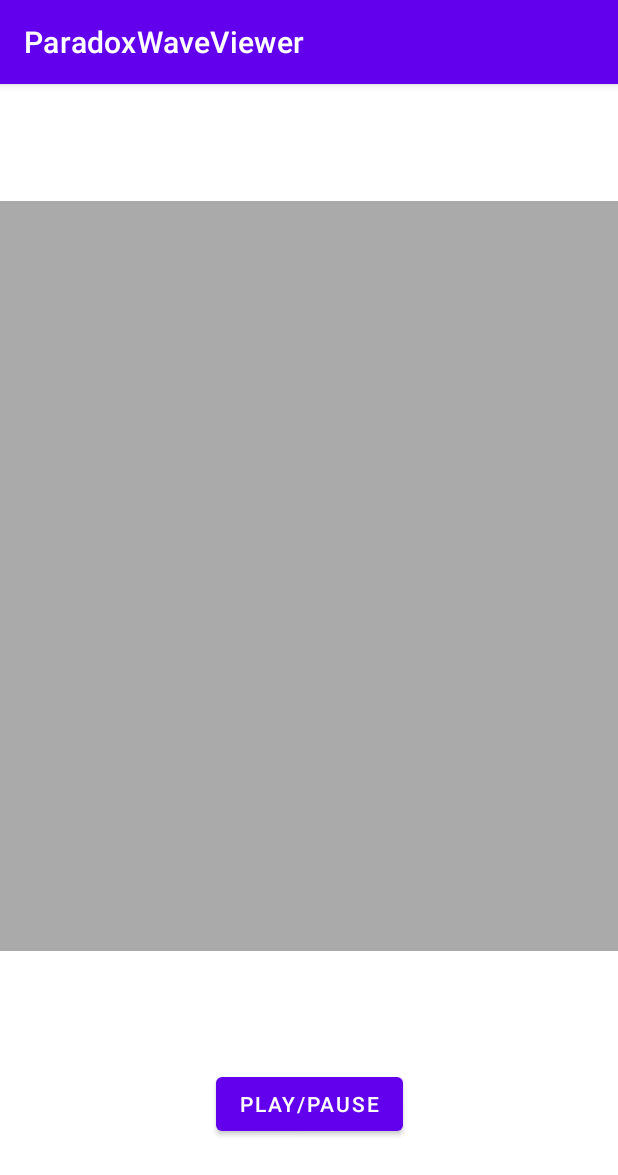
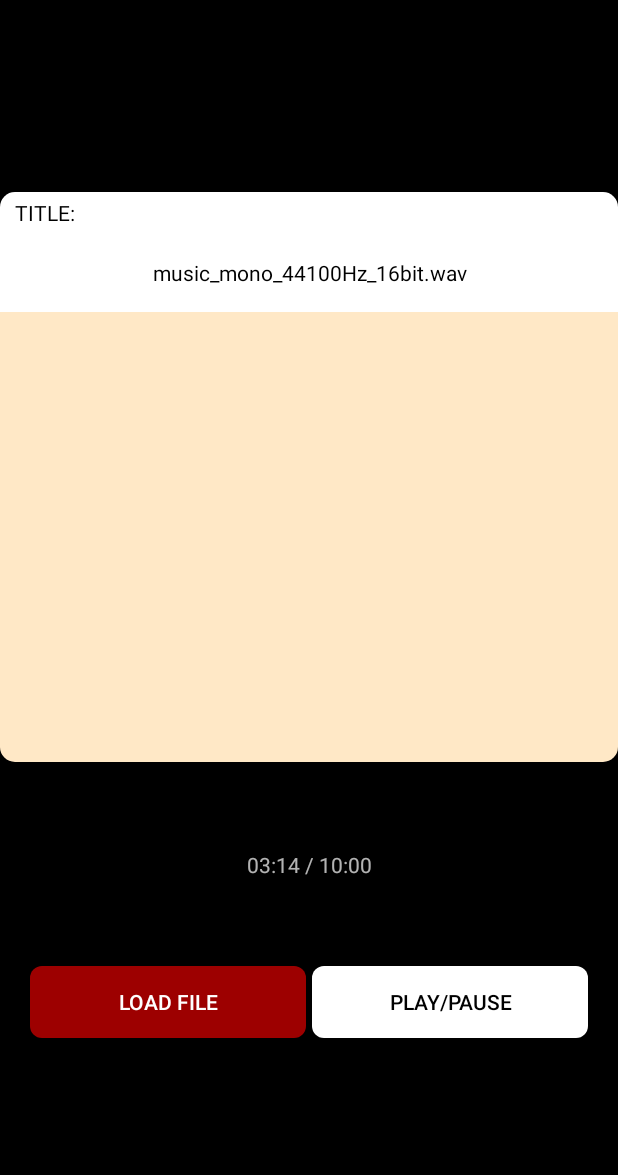
Before and after one commit to louisemalvin/Retrowave, an Android app: the screen it shows after launch (MainActivity), on a phone screen of 412 x 824 dp. Shown: the top 1175 px of the screen. Run offline under Robolectric (Android 15) with nearby library versions, the light colour scheme and no system bars.

Commit message:
Rework user interface

```diff
--- a/app/src/main/AndroidManifest.xml
+++ b/app/src/main/AndroidManifest.xml
@@ -14,6 +14,7 @@
         android:theme="@style/Theme.ParadoxWaveViewer">
         <activity
             android:name="com.paradoxcat.waveformtest.MainActivity"
+            android:theme="@style/Theme.ParadoxWaveViewer"
             android:exported="true">
             <intent-filter>
                 <action android:name="android.intent.action.MAIN" />
--- /dev/null
+++ b/app/src/main/res/drawable/load_button_background.xml
@@ -0,0 +1,4 @@
+<shape xmlns:android="http://schemas.android.com/apk/res/android">
+    <solid android:color="@color/red" /> <!-- White color -->
+    <corners android:radius="8dp" /> <!-- Optional: Add rounded corners -->
+</shape>
--- /dev/null
+++ b/app/src/main/res/drawable/play_button_background.xml
@@ -0,0 +1,5 @@
+<?xml version="1.0" encoding="utf-8"?>
+<shape xmlns:android="http://schemas.android.com/apk/res/android">
+    <solid android:color="@color/white" />
+    <corners android:radius="8dp" />
+</shape>
--- /dev/null
+++ b/app/src/main/res/drawable/title_background.xml
@@ -0,0 +1,10 @@
+<?xml version="1.0" encoding="utf-8"?>
+<shape xmlns:android="http://schemas.android.com/apk/res/android"
+    android:shape="rectangle">
+
+    <solid android:color="@color/white" />
+    <corners
+        android:topLeftRadius="10dp"
+        android:topRightRadius="10dp"/>
+
+</shape>
--- /dev/null
+++ b/app/src/main/res/drawable/wave_background.xml
@@ -0,0 +1,10 @@
+<?xml version="1.0" encoding="utf-8"?>
+<shape xmlns:android="http://schemas.android.com/apk/res/android"
+    android:shape="rectangle">
+
+    <solid android:color="@color/off_white" />
+    <corners
+        android:bottomLeftRadius="10dp"
+        android:bottomRightRadius="10dp"/>
+
+</shape>
--- a/app/src/main/res/layout/activity_main.xml
+++ b/app/src/main/res/layout/activity_main.xml
@@ -6,31 +6,95 @@
     android:layout_height="match_parent"
     tools:context="">
 
+
     <com.paradoxcat.waveformtest.view.WaveformSlideBar
         android:id="@+id/waveformView"
         android:layout_width="match_parent"
-        android:layout_height="500dp"
-        android:background="@android:color/darker_gray"
-        app:layout_constraintBottom_toTopOf="@id/controlsContainer"
-        app:layout_constraintTop_toTopOf="parent" />
+        android:layout_height="300dp"
+        android:layout_marginBottom="316dp"
+        android:background="@drawable/wave_background"
+        app:layout_constraintBottom_toBottomOf="parent"
+        tools:layout_editor_absoluteX="0dp" />
 
+    <LinearLayout
+        android:layout_width="match_parent"
+        android:paddingHorizontal="10dp"
+        android:layout_height="80dp"
+        android:background="@drawable/title_background"
+        android:orientation="vertical"
+        app:layout_constraintBottom_toTopOf="@+id/waveformView"
+        app:layout_constraintEnd_toEndOf="parent">
 
-    <androidx.constraintlayout.widget.ConstraintLayout
-        android:id="@+id/controlsContainer"
+        <TextView
+            android:id="@+id/title"
+            android:layout_width="match_parent"
+            android:layout_height="36dp"
+            android:layout_marginTop="4dp"
+            android:text="TITLE:"
+            android:textColor="@color/black"
+            android:background="@color/white"
+            app:layout_constraintBottom_toTopOf="@+id/waveformView"
+            app:layout_constraintTop_toTopOf="parent"
+            app:layout_constraintVertical_bias="1.0"
+            tools:layout_editor_absoluteX="0dp" />
+
+        <TextView
+            android:id="@+id/fileName"
+            android:layout_width="match_parent"
+            android:layout_height="36dp"
+            android:textAlignment="center"
+            android:layout_marginTop="4dp"
+            android:text="music_mono_44100Hz_16bit.wav"
+            android:textColor="@color/black"
+            android:background="@color/white"
+            app:layout_constraintBottom_toTopOf="@+id/waveformView"
+            app:layout_constraintTop_toTopOf="parent"
+            app:layout_constraintVertical_bias="1.0"
+            tools:layout_editor_absoluteX="0dp" />
+
+    </LinearLayout>
+
+    <TextView
+        android:id="@+id/timeStamp"
+        android:layout_width="wrap_content"
+        android:layout_height="wrap_content"
+        android:text="03:14 / 10:00"
+        app:layout_constraintBottom_toTopOf="@+id/linearButtonLayout"
+        app:layout_constraintEnd_toEndOf="parent"
+        app:layout_constraintStart_toStartOf="parent"
+        app:layout_constraintTop_toBottomOf="@+id/waveformView" />
+
+    <LinearLayout
+        android:id="@+id/linearButtonLayout"
         android:layout_width="match_parent"
         android:layout_height="wrap_content"
-        app:layout_constraintBottom_toBottomOf="parent">
+        android:layout_marginTop="3dp"
+        android:orientation="horizontal"
+        android:paddingHorizontal="20dp"
+        app:layout_constraintBottom_toBottomOf="parent"
+        app:layout_constraintTop_toBottomOf="@+id/waveformView">
 
-        <Button
+        <androidx.appcompat.widget.AppCompatButton
+            android:id="@+id/loadFile"
+            android:layout_width="0dp"
+            android:layout_height="wrap_content"
+            android:layout_marginEnd="2dp"
+            android:layout_weight="1"
+            android:background="@drawable/load_button_background"
+            android:paddingHorizontal="10dp"
+            android:text="LOAD FILE"
+            android:textColor="@color/white" />
+
+        <androidx.appcompat.widget.AppCompatButton
             android:id="@+id/playButton"
-            android:layout_width="wrap_content"
+            android:layout_width="0dp"
             android:layout_height="wrap_content"
-            android:layout_marginBottom="64dp"
+            android:layout_marginStart="2dp"
+            android:layout_weight="1"
+            android:background="@drawable/play_button_background"
             android:text="Play/Pause"
-            app:layout_constraintBottom_toBottomOf="parent"
-            app:layout_constraintLeft_toLeftOf="parent"
-            app:layout_constraintRight_toRightOf="parent" />
+            android:textColor="@color/black" />
 
-    </androidx.constraintlayout.widget.ConstraintLayout>
+    </LinearLayout>
 
 </androidx.constraintlayout.widget.ConstraintLayout>
--- a/app/src/main/res/values-night/themes.xml
+++ /dev/null
@@ -1,16 +0,0 @@
-<resources xmlns:tools="http://schemas.android.com/tools">
-    <!-- Base application theme. -->
-    <style name="Theme.ParadoxWaveViewer" parent="Theme.MaterialComponents.DayNight.DarkActionBar">
-        <!-- Primary brand color. -->
-        <item name="colorPrimary">@color/purple_200</item>
-        <item name="colorPrimaryVariant">@color/purple_700</item>
-        <item name="colorOnPrimary">@color/black</item>
-        <!-- Secondary brand color. -->
-        <item name="colorSecondary">@color/teal_200</item>
-        <item name="colorSecondaryVariant">@color/teal_200</item>
-        <item name="colorOnSecondary">@color/black</item>
-        <!-- Status bar color. -->
-        <item name="android:statusBarColor" tools:targetApi="l">?attr/colorPrimaryVariant</item>
-        <!-- Customize your theme here. -->
-    </style>
-</resources>
--- a/app/src/main/res/values/colors.xml
+++ b/app/src/main/res/values/colors.xml
@@ -7,4 +7,6 @@
     <color name="teal_700">#FF018786</color>
     <color name="black">#FF000000</color>
     <color name="white">#FFFFFFFF</color>
+    <color name="off_white">#FFE8C6</color>
+    <color name="red">#9D0000</color>
 </resources>
--- a/app/src/main/res/values/themes.xml
+++ b/app/src/main/res/values/themes.xml
@@ -1,16 +1,17 @@
 <resources xmlns:tools="http://schemas.android.com/tools">
     <!-- Base application theme. -->
-    <style name="Theme.ParadoxWaveViewer" parent="Theme.MaterialComponents.DayNight.DarkActionBar">
+    <style name="Theme.ParadoxWaveViewer" parent="Theme.MaterialComponents.NoActionBar">
         <!-- Primary brand color. -->
-        <item name="colorPrimary">@color/purple_500</item>
+        <item name="colorPrimary">@color/off_white</item>
         <item name="colorPrimaryVariant">@color/purple_700</item>
-        <item name="colorOnPrimary">@color/white</item>
+        <item name="colorOnPrimary">@color/black</item>
         <!-- Secondary brand color. -->
         <item name="colorSecondary">@color/teal_200</item>
-        <item name="colorSecondaryVariant">@color/teal_700</item>
+        <item name="colorSecondaryVariant">@color/teal_200</item>
         <item name="colorOnSecondary">@color/black</item>
         <!-- Status bar color. -->
-        <item name="android:statusBarColor" tools:targetApi="l">?attr/colorPrimaryVariant</item>
+        <item name="android:statusBarColor" tools:targetApi="l">@color/black</item>
         <!-- Customize your theme here. -->
+        <item name="android:windowBackground">@color/black</item>
     </style>
 </resources>
```
